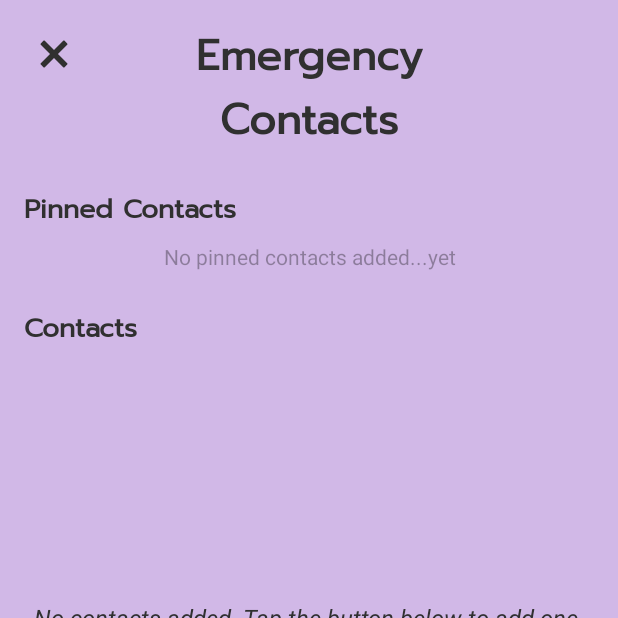
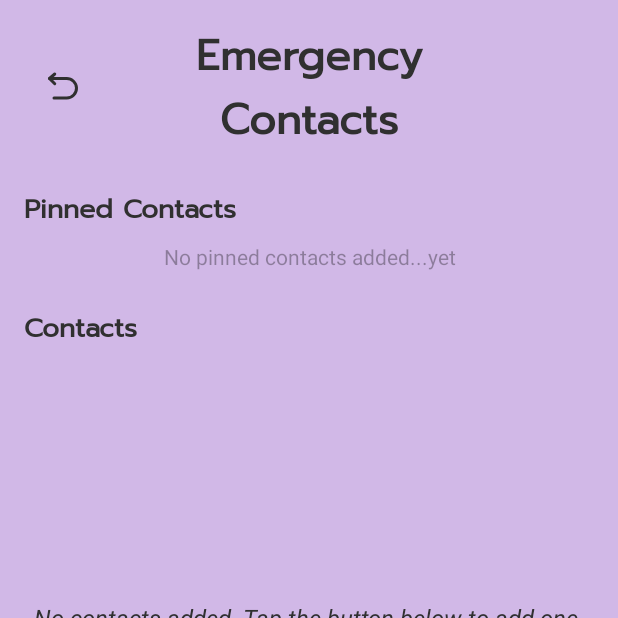
Before and after one commit to miguellobato96/Alertify, an Android app: the SosContacts screen opened directly, with no data from a screen before it, on a phone screen of 412 x 824 dp, the top half of it. Run offline under Robolectric (Android 15) with nearby library versions, the light colour scheme and no system bars.

Commit message:
Added return arrow
Added return arrow to SOS Contacts

```diff
--- a/app/src/main/java/com/example/alertify/Home.java
+++ b/app/src/main/java/com/example/alertify/Home.java
@@ -322,7 +322,7 @@ public class Home extends AppCompatActivity implements OnMapReadyCallback {
                 // Set click listener for the placeholder with feedback
                 placeholder.setOnClickListener(v -> {
                     // Visual feedback: Change the placeholder's background color temporarily
-                    placeholder.setBackgroundResource(R.color.orange); // Change the entire background of the placeholder
+                    placeholder.setBackgroundResource(R.color.orange);
 
                     // Reset the background color after a short delay
                     new Handler().postDelayed(() -> {
--- /dev/null
+++ b/app/src/main/res/drawable/return_svgrepo_com.xml
@@ -0,0 +1,18 @@
+<vector xmlns:android="http://schemas.android.com/apk/res/android"
+    android:width="24dp"
+    android:height="24dp"
+    android:viewportWidth="48"
+    android:viewportHeight="48">
+  <path
+      android:pathData="M13,8L6,14L13,21"
+      android:strokeLineJoin="round"
+      android:strokeWidth="4"
+      android:strokeColor="@color/dark_grey"
+      android:strokeLineCap="round"/>
+  <path
+      android:pathData="M6,14H28.994C35.877,14 41.722,19.62 41.99,26.5C42.274,33.77 36.267,40 28.994,40H11.998"
+      android:strokeLineJoin="round"
+      android:strokeWidth="4"
+      android:strokeColor="@color/dark_grey"
+      android:strokeLineCap="round"/>
+</vector>
--- a/app/src/main/res/layout/activity_sos_contact_list.xml
+++ b/app/src/main/res/layout/activity_sos_contact_list.xml
@@ -9,12 +9,13 @@
     <!-- Back Arrow -->
     <ImageButton
         android:id="@+id/back_button"
-        android:layout_width="40dp"
-        android:layout_height="40dp"
+        android:layout_width="wrap_content"
+        android:layout_height="wrap_content"
         android:layout_alignParentStart="true"
-        android:layout_marginStart="16dp"
-        android:layout_marginTop="16dp"
-        android:src="@drawable/close_icon"
+        android:layout_centerHorizontal="true"
+        android:layout_marginStart="30dp"
+        android:layout_marginTop="45dp"
+        android:src="@drawable/return_svgrepo_com"
         android:contentDescription="Back"
         android:background="?android:attr/selectableItemBackgroundBorderless"
         app:tint="@color/dark_grey" />
```
